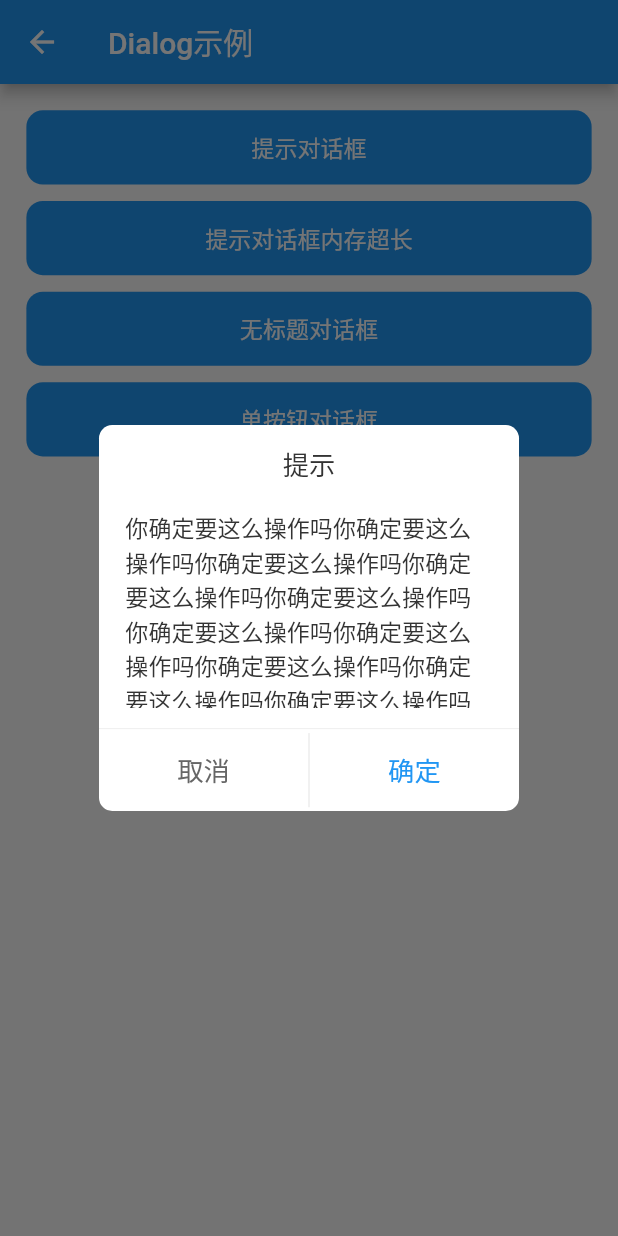
After one commit to azhon/todo_flutter, a Flutter app: the DialogPage screen opened by its route, after a tap on "提示对话框内存超长", on a phone screen of 412 x 824 dp. The commit adds this screen. Run offline on Flutter 3.47's test engine with Material 2 defaults, Android fonts, the phone set to English and light mode, and no system bars; our stand-ins replace dio, extended_image, extended_nested_scroll_view, fluro, flutter_bloc, flutter_screenutil and 4 more; accounts and stored records are empty; project files that could hold a hidden picture were left out.

Commit message:
新增Dialog UI组件

```diff
--- a/example/lib/common/route/module_route.dart
+++ b/example/lib/common/route/module_route.dart
@@ -6,6 +6,7 @@ import 'package:todo_flutter/todo_flutter.dart';
 import 'package:todo_flutter_example/generated/route/example_route.dart';
 import 'package:todo_flutter_example/view/bloc_page.dart';
 import 'package:todo_flutter_example/view/button_page.dart';
+import 'package:todo_flutter_example/view/dialog_page.dart';
 import 'package:todo_flutter_example/view/image_page.dart';
 import 'package:todo_flutter_example/view/input_page.dart';
 import 'package:todo_flutter_example/view/net_page.dart';
@@ -37,6 +38,10 @@ class ModuleRoute {
         (Map<String, dynamic> map) {
       return InputPage();
     });
+    RouterUtil.instance.addRoute(ExampleRoute.dialogPage,
+        (Map<String, dynamic> map) {
+      return const DialogPage();
+    });
     RouterUtil.instance.addRoute(ExampleRoute.blocPage,
         (Map<String, dynamic> map) {
       return const BlocPage();
--- a/example/lib/main.dart
+++ b/example/lib/main.dart
@@ -28,6 +28,7 @@ class _MyHomePageState extends BaseState<MyHomePage> {
     ['图片示例', ExampleRoute.imagePage],
     ['Toast示例', ExampleRoute.toastPage],
     ['输入框示例', ExampleRoute.inputPage],
+    ['Dialog示例', ExampleRoute.dialogPage],
     ['Bloc示例', ExampleRoute.blocPage],
     ['网络示例', ExampleRoute.netPage],
     ['下拉刷新示例', ExampleRoute.refreshPage],
--- /dev/null
+++ b/example/lib/view/dialog_page.dart
@@ -0,0 +1,64 @@
+/// createTime: 2023/2/23 on 15:51
+/// desc:
+///
+/// @author azhon
+
+import 'package:flutter/material.dart';
+import 'package:todo_flutter/todo_flutter.dart';
+
+class DialogPage extends StatefulWidget {
+  const DialogPage({Key? key}) : super(key: key);
+
+  @override
+  State<StatefulWidget> createState() => _DialogPageState();
+}
+
+class _DialogPageState extends BaseState<DialogPage> {
+  @override
+  Widget build(BuildContext context) {
+    return Scaffold(
+      appBar: AppBar(title: const Text('Dialog示例')),
+      body: Padding(
+        padding: symmetric(16, 16),
+        child: Column(
+          children: [
+            CommonButton(
+              '提示对话框',
+              margin: only(bottom: 10),
+              radius: 10,
+              onPressed: () {
+                CommonDialog.instance.tipDialog(context, '提示', '你确定要这么操作吗' * 5);
+              },
+            ),
+            CommonButton(
+              '提示对话框内存超长',
+              margin: only(bottom: 10),
+              radius: 10,
+              onPressed: () {
+                CommonDialog.instance
+                    .tipDialog(context, '提示', '你确定要这么操作吗' * 50);
+              },
+            ),
+            CommonButton(
+              '无标题对话框',
+              margin: only(bottom: 10),
+              radius: 10,
+              onPressed: () {
+                CommonDialog.instance.tipDialog(context, null, '你确定要这么操作吗' * 5);
+              },
+            ),
+            CommonButton(
+              '单按钮对话框',
+              margin: only(bottom: 10),
+              radius: 10,
+              onPressed: () {
+                CommonDialog.instance
+                    .singleButtonDialog(context, '提示', '你确定要这么操作吗' * 5);
+              },
+            ),
+          ],
+        ),
+      ),
+    );
+  }
+}
--- /dev/null
+++ b/lib/src/ui/dialog/base_dialog.dart
@@ -0,0 +1,167 @@
+import 'package:flutter/material.dart';
+import 'package:todo_flutter/src/base/ui_widget.dart';
+import 'package:todo_flutter/src/service/route/bundle.dart';
+import 'package:todo_flutter/src/service/route/router_util.dart';
+import 'package:todo_flutter/src/ui/common_button.dart';
+import 'package:todo_flutter/src/ui/common_text.dart';
+import 'package:todo_flutter/src/ui/widget/remove_ripple_widget.dart';
+
+/// createTime: 2023/2/23 on 15:55
+/// desc:
+///
+/// @author azhon
+mixin BaseDialog implements UIWidget {
+  ///基础对话框
+  ///[message] 提示内容
+  ///[title] 标题
+  ///[radius] 圆角
+  ///[margin] 左右边距
+  ///[confirmWidget] 右边按钮
+  ///[cancelWidget] 左边按钮
+  ///[elevation] 阴影
+  ///[singleButton] 是否是一个按钮
+  ///[canceledOutside] 点击对话框外是否可以关闭
+  ///[backgroundColor] 背景颜色
+  ///[messageMaxHeight] 消息内容最大高度，超过滚动
+  Future<bool> baseDialog(
+    BuildContext context, {
+    required String message,
+    String? title,
+    double? radius,
+    EdgeInsets? margin,
+    Widget? confirmWidget,
+    Widget? cancelWidget,
+    double elevation = 0,
+    bool singleButton = false,
+    bool canceledOutside = true,
+    Color backgroundColor = Colors.white,
+    double messageMaxHeight = 120,
+  }) async {
+    final sw = MediaQuery.of(context).size.width;
+    margin = margin ?? symmetric(0, 100);
+    radius = radius ?? setRadius(8);
+    final result = await showDialog<Bundle>(
+      context: context,
+      builder: (_) {
+        return WillPopScope(
+          onWillPop: () => Future.value(canceledOutside),
+          child: UnconstrainedBox(
+            child: Dialog(
+              insetPadding: EdgeInsets.zero,
+              backgroundColor: Colors.transparent,
+              elevation: elevation,
+              child: Container(
+                width: sw - (margin!.left + margin.right),
+                decoration: BoxDecoration(
+                  color: backgroundColor,
+                  borderRadius: BorderRadius.circular(radius!),
+                ),
+                child: Column(
+                  children: [
+                    Offstage(
+                      offstage: title == null,
+                      child: Padding(
+                        padding: only(top: 12),
+                        child: CommonText(
+                          title ?? '',
+                          fontSize: 16,
+                          maxLines: 1,
+                          color: const Color(0xFF333333),
+                          fontWeight: FontWeight.w500,
+                        ),
+                      ),
+                    ),
+                    Padding(
+                      padding: only(left: 16, right: 16, top: 16, bottom: 12),
+                      child: ConstrainedBox(
+                        constraints: BoxConstraints(
+                          maxHeight: setWidth(messageMaxHeight),
+                        ),
+                        child: RemoveRippleWidget(
+                          child: SingleChildScrollView(
+                            child: CommonText(
+                              message,
+                              color: const Color(0xFF333333),
+                              fontSize: 14,
+                            ),
+                          ),
+                        ),
+                      ),
+                    ),
+                    Divider(
+                      height: setWidth(1),
+                      color: const Color(0xFFEEEEEE),
+                    ),
+                    _buildButton(singleButton, confirmWidget, cancelWidget)
+                  ],
+                ),
+              ),
+            ),
+          ),
+        );
+      },
+    );
+    return result!.getBool('result')!;
+  }
+
+  ///俩个按钮还是一个按钮
+  Widget _buildButton(
+    bool singleButton,
+    Widget? confirmWidget,
+    Widget? cancelWidget,
+  ) {
+    if (singleButton) {
+      return Row(
+        children: [
+          confirmWidget ??
+              buttonWidget(
+                '确定',
+                Colors.blue,
+              )
+        ],
+      );
+    }
+    return Row(
+      children: [
+        cancelWidget ??
+            buttonWidget(
+              '取消',
+              const Color(0xFF666666),
+              result: false,
+            ),
+        Container(
+          width: setWidth(1),
+          height: setWidth(45),
+          color: const Color(0xFFEEEEEE),
+        ),
+        confirmWidget ??
+            buttonWidget(
+              '确定',
+              Colors.blue,
+            ),
+      ],
+    );
+  }
+
+  ///
+  Widget buttonWidget(
+    String text,
+    Color color, {
+    double fontSize = 16,
+    bool result = true,
+  }) {
+    return Expanded(
+      child: CommonButton(
+        text,
+        fontSize: fontSize,
+        height: setWidth(45),
+        textColor: color,
+        color: Colors.transparent,
+        onPressed: () {
+          final bundle = Bundle()..withBool('result', result);
+          RouterUtil.instance.pop(bundle);
+        },
+      ),
+    );
+  }
+}
--- /dev/null
+++ b/lib/src/ui/dialog/common_dialog.dart
@@ -0,0 +1,55 @@
+import 'package:flutter/material.dart';
+import 'package:todo_flutter/src/base/ui_adapter.dart';
+import 'package:todo_flutter/src/base/ui_widget.dart';
+import 'package:todo_flutter/src/ui/dialog/base_dialog.dart';
+
+/// createTime: 2023/2/23 on 16:01
+/// desc:
+///
+/// @author azhon
+class CommonDialog with BaseDialog, UIWidget, UIAdapter {
+  ///
+  static final CommonDialog instance = CommonDialog();
+
+  ///提示对话框
+  ///return [bool] false：取消，true：确定
+  Future<bool> tipDialog(
+    BuildContext context,
+    String? title,
+    String message, {
+    bool canceledOutside = true,
+    String confirmText = '确定',
+    Color confirmColor = Colors.blue,
+    String cancelText = '取消',
+    Color cancelColor = const Color(0xFF666666),
+  }) {
+    return baseDialog(
+      context,
+      title: title,
+      message: message,
+      canceledOutside: canceledOutside,
+      confirmWidget: buttonWidget(confirmText, confirmColor),
+      cancelWidget: buttonWidget(cancelText, cancelColor, result: false),
+    );
+  }
+
+  ///只显示一个按钮
+  ///return [bool] true：确定
+  Future<bool> singleButtonDialog(
+    BuildContext context,
+    String? title,
+    String message, {
+    bool canceledOutside = true,
+    String confirmText = '确定',
+    Color confirmColor = Colors.blue,
+  }) {
+    return baseDialog(
+      context,
+      title: title,
+      message: message,
+      singleButton: true,
+      canceledOutside: canceledOutside,
+      confirmWidget: buttonWidget(confirmText, confirmColor),
+    );
+  }
+}
--- a/lib/todo_flutter.dart
+++ b/lib/todo_flutter.dart
@@ -33,6 +33,8 @@ export 'src/ui/widget/un_focus_widget.dart';
 export 'src/ui/widget/saturation_widget.dart';
 export 'src/ui/widget/extended_refresh_indicator.dart';
 
+export 'src/ui/dialog/common_dialog.dart';
+
 ///
 export 'src/service/theme/toast_theme_data.dart';
 export 'src/service/error/api_exception.dart';
```
Also changed, not shown: example/lib/generated/route/example_route.dart.
